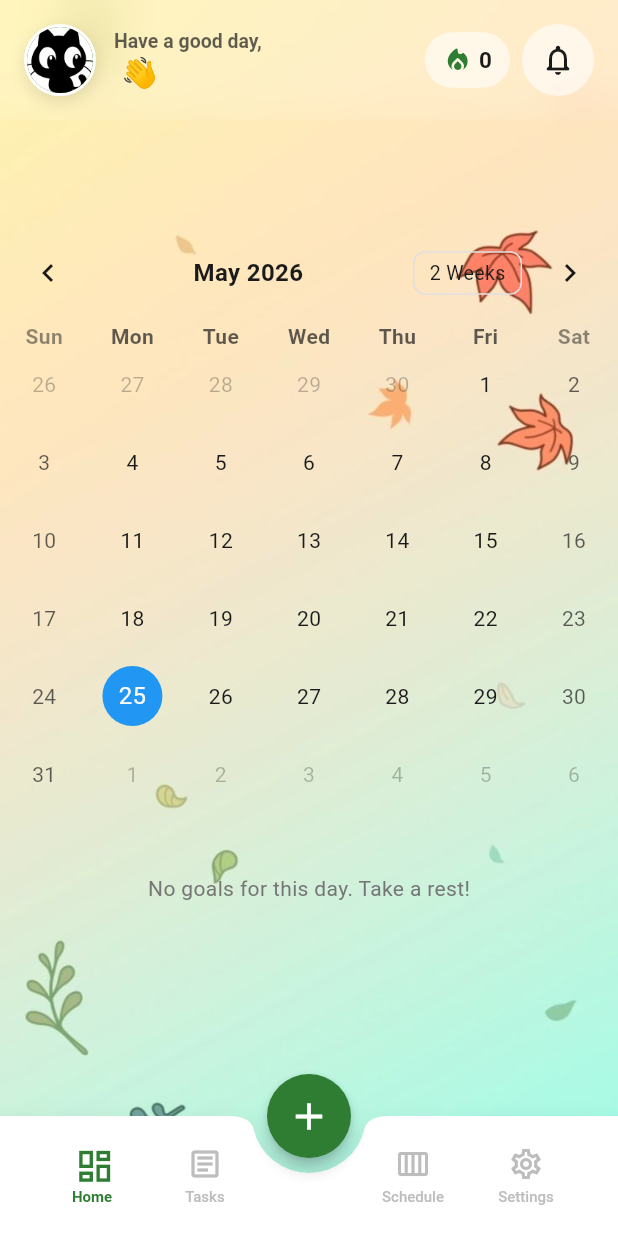
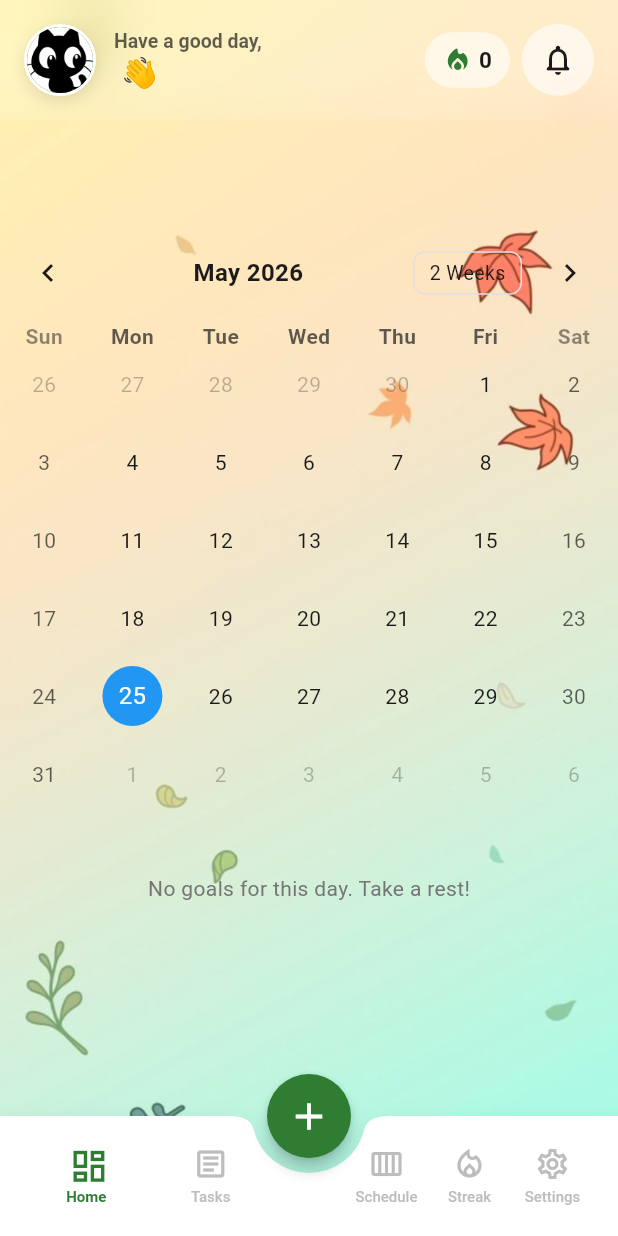
Before and after one commit to Binsadboiiz/StudyFlow, a Flutter app: the MainScreen screen opened directly, on a phone screen of 412 x 824 dp. Run offline on Flutter 3.47's test engine with Material 3 defaults, Android fonts, the light colour scheme and no system bars; drawn by our look-alikes of table_calendar; our stand-ins replace cloud_firestore, firebase_auth, firebase_core, shared_preferences; accounts and stored records are empty.

Commit message:
feat: Add streak tracking functionality and UI
- Updated UserEntity to include streakHistory.
- Implemented updateUserStreak method in AuthRepository.
- Created UpdateStreakUsecase for updating user streaks.
- Enhanced AuthViewmodel to manage streak updates based on task completion.
- Added StreakScreen to display user's streaks with a calendar view.
- Integrated streak tracking in DailyGoalList and TaskScreen.
- Updated Firebase options for web and other platforms.
- Updated dependencies in pubspec.yaml and pubspec.lock.

```diff
--- a/lib/core/di/injection.dart
+++ b/lib/core/di/injection.dart
@@ -10,6 +10,7 @@ import 'package:studyflow/features/auth/domain/usecase/login_usecase.dart';
 import 'package:studyflow/features/auth/domain/usecase/logout_usecase.dart';
 import 'package:studyflow/features/auth/domain/usecase/register_usecase.dart';
 import 'package:studyflow/features/auth/presentation/viewmodels/auth_viewmodel.dart';
+import 'package:studyflow/features/auth/domain/usecase/update_streak_usecase.dart';
 
 import 'package:studyflow/features/home/presentation/viewmodels/home_viewmodel.dart';
 import 'package:studyflow/features/task/data/datasource/task_remote_datasource.dart';
@@ -66,6 +67,7 @@ class DependencyInjection {
           loginUsecase: LoginUsecase(authRepository),
           checkAuthUsecase: CheckAuthUsecase(authRepository),
           logoutUsecase: LogoutUsecase(authRepository),
+          updateStreakUsecase: UpdateStreakUsecase(authRepository),
         ),
       ),
       ChangeNotifierProvider(
--- a/lib/features/auth/data/datasource/auth_remote_datasource.dart
+++ b/lib/features/auth/data/datasource/auth_remote_datasource.dart
@@ -54,6 +54,10 @@ class AuthRemoteDatasource {
     await firestore.collection('users').doc(user.id).set(user.toMap());
   }
 
+  Future<void> updateUserFields(String uid, Map<String, dynamic> fields) async {
+    await firestore.collection('users').doc(uid).update(fields);
+  }
+
   Future<UserModel?> getUserFromFirestore(String uid) async {
     final doc = await firestore.collection('users').doc(uid).get();
     if (doc.exists && doc.data() != null) {
--- a/lib/features/auth/data/models/user_model.dart
+++ b/lib/features/auth/data/models/user_model.dart
@@ -10,6 +10,7 @@ class UserModel {
   final double xp;
   final int streak;
   final DateTime? lastStreakDate;
+  final List<String> streakHistory;
 
   final int dailyTargetMinutes;
 
@@ -28,6 +29,7 @@ class UserModel {
     this.xp = 0.0,
     this.streak = 0,
     this.lastStreakDate,
+    this.streakHistory = const [],
     this.dailyTargetMinutes = 120,
     this.isEmailVerified = false,
     required this.createdAt,
@@ -47,6 +49,9 @@ class UserModel {
       lastStreakDate: map['lastStreakDate'] != null
           ? DateTime.parse(map['lastStreakDate'])
           : null,
+      streakHistory: map['streakHistory'] != null
+          ? List<String>.from(map['streakHistory'])
+          : [],
       dailyTargetMinutes: map['dailyTargetMinutes'] ?? 120,
       isEmailVerified: map['isEmailVerified'] ?? false,
       createdAt: DateTime.parse(map['createdAt']),
@@ -64,6 +69,7 @@ class UserModel {
       'xp': xp,
       'streak': streak,
       'lastStreakDate': lastStreakDate?.toIso8601String(),
+      'streakHistory': streakHistory,
       'dailyTargetMinutes': dailyTargetMinutes,
       'isEmailVerified': isEmailVerified,
       'createdAt': createdAt.toIso8601String(),
--- a/lib/features/auth/domain/entities/user_entity.dart
+++ b/lib/features/auth/domain/entities/user_entity.dart
@@ -6,6 +6,7 @@ class UserEntity {
   final int streak;
   final int dailyTargetMinutes;
   final DateTime? lastStreakDate;
+  final List<String> streakHistory;
 
   UserEntity({
     required this.id,
@@ -15,5 +16,6 @@ class UserEntity {
     this.streak = 0,
     this.dailyTargetMinutes = 120,
     this.lastStreakDate,
+    this.streakHistory = const [],
   });
 }
--- a/lib/features/auth/domain/repositories/auth_repository.dart
+++ b/lib/features/auth/domain/repositories/auth_repository.dart
@@ -11,5 +11,7 @@ abstract class AuthRepository {
   Stream<UserEntity?> get authStateChanges;
   Future<UserEntity?> getCurrentUser();
 
+  Future<void> updateUserStreak(int streak, DateTime lastStreakDate, List<String> streakHistory);
+
   Future<void> Logout();
 }
--- /dev/null
+++ b/lib/features/auth/domain/usecase/update_streak_usecase.dart
@@ -0,0 +1,11 @@
+import 'package:studyflow/features/auth/domain/repositories/auth_repository.dart';
+
+class UpdateStreakUsecase {
+  final AuthRepository repository;
+
+  UpdateStreakUsecase(this.repository);
+
+  Future<void> call(int streak, DateTime lastStreakDate, List<String> streakHistory) async {
+    return await repository.updateUserStreak(streak, lastStreakDate, streakHistory);
+  }
+}
--- a/lib/features/home/presentation/screens/home_screen.dart
+++ b/lib/features/home/presentation/screens/home_screen.dart
@@ -5,6 +5,7 @@ import 'package:studyflow/core/theme/app_colors.dart';
 import 'package:studyflow/features/auth/presentation/viewmodels/auth_viewmodel.dart';
 import '../widgets/home_calendar.dart';
 import '../widgets/daily_goal_list.dart';
+import 'package:studyflow/features/streak/presentation/screens/streak_screen.dart';
 
 /// Màn hình chính của ứng dụng (View trong MVVM).
 /// Nhiệm vụ duy nhất của nó là ghép nối các Widget nhỏ hơn lại với nhau
@@ -85,7 +86,14 @@ class HomeScreen extends StatelessWidget {
           ],
         ),
         actions: [
-          Container(
+          GestureDetector(
+            onTap: () {
+              Navigator.push(
+                context,
+                MaterialPageRoute(builder: (context) => const StreakScreen()),
+              );
+            },
+            child: Container(
               margin: const EdgeInsets.only(right: 8),
               padding: const EdgeInsets.symmetric(horizontal: 12, vertical: 8),
               decoration: BoxDecoration(
@@ -112,6 +120,7 @@ class HomeScreen extends StatelessWidget {
                     ),
                   ),
                 ],
+              ),
             ),
           ),
           Padding(
--- a/lib/features/home/presentation/screens/main_screen.dart
+++ b/lib/features/home/presentation/screens/main_screen.dart
@@ -4,6 +4,7 @@ import 'package:studyflow/features/home/presentation/screens/home_screen.dart';
 import 'package:studyflow/features/home/presentation/viewmodels/home_viewmodel.dart';
 import 'package:studyflow/features/task/presentation/screens/task_screen.dart';
 import 'package:studyflow/features/schedule/presentation/screens/schedule_screen.dart';
+import 'package:studyflow/features/streak/presentation/screens/streak_screen.dart';
 import 'package:studyflow/features/schedule/presentation/viewmodels/schedule_viewmodel.dart';
 import 'package:studyflow/features/task/presentation/viewmodels/task_viewmodel.dart';
 import 'package:studyflow/features/home/presentation/screens/settings_screen.dart';
@@ -20,21 +21,16 @@ class MainScreen extends StatefulWidget {
   State<MainScreen> createState() => _MainScreenState();
 }
 
-class _MainScreenState extends State<MainScreen> with SingleTickerProviderStateMixin {
+class _MainScreenState extends State<MainScreen>
+    with SingleTickerProviderStateMixin {
   int _currentIndex = 0;
-
-  final List<Widget> _screens = [
-    const HomeScreen(),
-    const TaskScreen(),
-    const ScheduleScreen(),
-    const SettingsScreen(),
-  ];
 
   // Labels cho BottomAppBar items
   static const List<_NavItem> _navItems = [
     _NavItem(icon: Icons.dashboard_outlined, label: 'Home'),
     _NavItem(icon: Icons.article_outlined, label: 'Tasks'),
     _NavItem(icon: Icons.calendar_view_week_rounded, label: 'Schedule'),
+    _NavItem(icon: Icons.local_fire_department_outlined, label: 'Streak'),
     _NavItem(icon: Icons.settings_outlined, label: 'Settings'),
   ];
 
@@ -42,12 +38,20 @@ class _MainScreenState extends State<MainScreen> with SingleTickerProviderStateM
   Widget build(BuildContext context) {
     final theme = Theme.of(context);
     final isDark = theme.brightness == Brightness.dark;
+    const screens = [
+      HomeScreen(),
+      TaskScreen(),
+      ScheduleScreen(),
+      StreakScreen(),
+      SettingsScreen(),
+    ];
+    final currentIndex = _currentIndex.clamp(0, screens.length - 1) as int;
 
     return Scaffold(
       extendBody: true, // Cho phép nội dung tràn xuống dưới BottomAppBar
       body: IndexedStack(
-        index: _currentIndex,
-        children: _screens,
+        index: currentIndex,
+        children: screens,
       ),
       floatingActionButton: FloatingActionButton(
         onPressed: () => showModalBottomSheet(
@@ -92,6 +96,7 @@ class _MainScreenState extends State<MainScreen> with SingleTickerProviderStateM
                   children: [
                     _buildNavItem(navItem: _navItems[2], index: 2),
                     _buildNavItem(navItem: _navItems[3], index: 3),
+                    _buildNavItem(navItem: _navItems[4], index: 4),
                   ],
                 ),
               ),
@@ -109,7 +114,8 @@ class _MainScreenState extends State<MainScreen> with SingleTickerProviderStateM
     final isDark = theme.brightness == Brightness.dark;
     final unselectedColor = isDark ? Colors.grey.shade600 : Colors.grey.shade400;
 
-    return GestureDetector(
+    return Expanded(
+      child: GestureDetector(
         behavior: HitTestBehavior.opaque,
         onTap: () {
           if (_currentIndex == index) return;
@@ -123,7 +129,6 @@ class _MainScreenState extends State<MainScreen> with SingleTickerProviderStateM
         },
         child: SizedBox(
           height: double.infinity,
-        width: 60,
           child: Column(
             mainAxisAlignment: MainAxisAlignment.center,
             children: [
@@ -147,9 +152,14 @@ class _MainScreenState extends State<MainScreen> with SingleTickerProviderStateM
                   fontWeight: isSelected ? FontWeight.w700 : FontWeight.w500,
                   color: isSelected ? AppColors.accent : unselectedColor,
                 ),
-              child: Text(navItem.label),
+                child: Text(
+                  navItem.label,
+                  maxLines: 1,
+                  overflow: TextOverflow.ellipsis,
+                ),
               ),
             ],
+          ),
         ),
       ),
     );
@@ -171,7 +181,6 @@ class _MainScreenState extends State<MainScreen> with SingleTickerProviderStateM
         break;
     }
   }
-
 }
 
 /// Model cho navigation item
```
Also changed, not shown: lib/features/auth/data/repositories/auth_repository_impl.dart (+13 -0 lines), lib/features/auth/presentation/viewmodels/auth_viewmodel.dart (+35 -0 lines), lib/features/home/presentation/widgets/daily_goal_list.dart (+7 -1 lines), lib/features/streak/presentation/screens/streak_screen.dart (added, +195 -0 lines), lib/features/task/presentation/screens/task_screen.dart (+7 -1 lines), pubspec.yaml (+4 -4 lines), lib/firebase_options.dart, pubspec.lock, 1 other file. Lines whose indentation alone changed are shown as unchanged.
